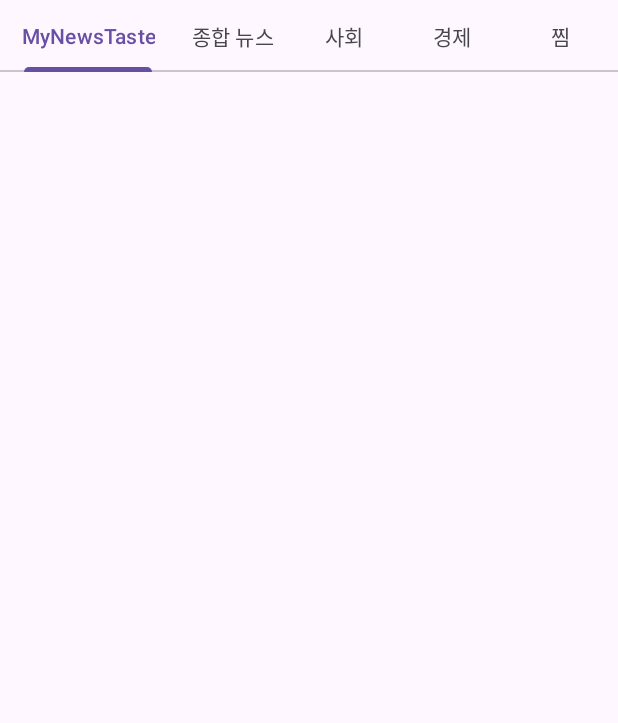
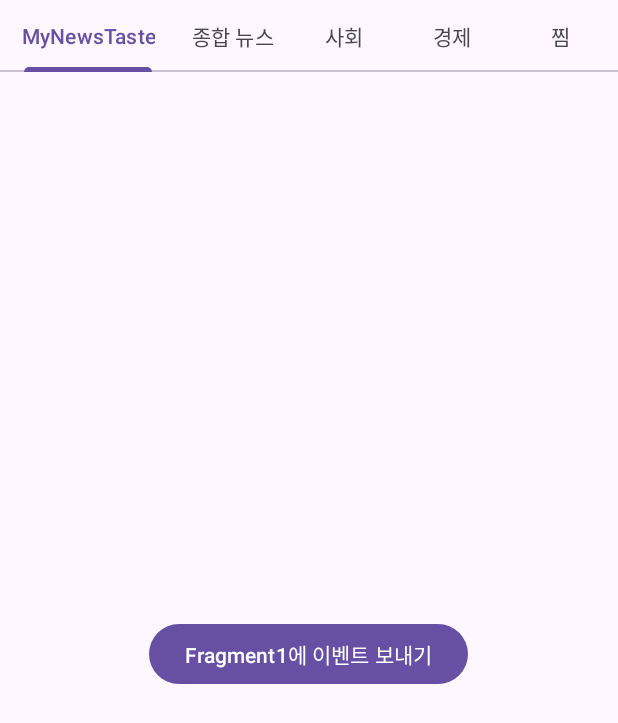
Before and after one commit to The-Kan/MyNewTaste, an Android app: the screen it shows after launch (MainActivity), on a phone screen of 412 x 824 dp. Shown: the top 723 px of the screen. Run offline under Robolectric (Android 15) with nearby library versions, the light colour scheme and no system bars.

Commit message:
:feature:main develop
Child fragment passes events to top fragment

```diff
--- a/app/src/main/java/com/devyd/mynewstaste/MainActivity.kt
+++ b/app/src/main/java/com/devyd/mynewstaste/MainActivity.kt
@@ -1,10 +1,13 @@
 package com.devyd.mynewstaste
 
 import android.os.Bundle
+import android.util.Log
 import androidx.activity.enableEdgeToEdge
 import androidx.appcompat.app.AppCompatActivity
 import androidx.core.view.ViewCompat
 import androidx.core.view.WindowInsetsCompat
+import androidx.navigation.NavController
+import androidx.navigation.fragment.NavHostFragment
 import com.devyd.main.ui.parent.MainParentFragment
 
 class MainActivity : AppCompatActivity() {
@@ -20,7 +23,17 @@ class MainActivity : AppCompatActivity() {
             insets
         }
 
+        val navHost =
+            supportFragmentManager.findFragmentById(R.id.nav_host_container) as NavHostFragment
+        val navController: NavController = navHost.navController
 
+        supportFragmentManager.setFragmentResultListener(
+            "NAV_TO_FEATURE3",
+            this
+        ) { _requestKey, _bundle ->
+            Log.i("Deok", "수신했나요?")
+           // navController.navigate(R.id.action_host_to_feature3)
+        }
 
 
     }
--- a/feature/main/src/main/java/com/devyd/main/ui/child/ArticleListFragment.kt
+++ b/feature/main/src/main/java/com/devyd/main/ui/child/ArticleListFragment.kt
@@ -1,6 +1,28 @@
 package com.devyd.main.ui.child
 
+import android.os.Bundle
+import android.view.View
+import android.widget.Button
+import androidx.core.os.bundleOf
 import androidx.fragment.app.Fragment
+import com.devyd.main.R
 
-class ArticleListFragment : Fragment(){
+class ArticleListFragment : Fragment(R.layout.fragment_articlelist) {
+    override fun onViewCreated(view: View, savedInstanceState: Bundle?) {
+        super.onViewCreated(view, savedInstanceState)
+
+
+        view.findViewById<Button>(R.id.btn_send_to_fragment1)
+            .setOnClickListener {
+                val dataBundle = bundleOf(
+                    "articleId" to 123,
+                    "articleTitle" to "안드로이드 모듈 통신"
+                )
+
+                requireActivity().supportFragmentManager.setFragmentResult(
+                    "NAV_TO_FEATURE3",
+                    dataBundle
+                )
+            }
+    }
 }
--- /dev/null
+++ b/feature/main/src/main/res/layout/fragment_articlelist.xml
@@ -0,0 +1,15 @@
+<?xml version="1.0" encoding="utf-8"?>
+<FrameLayout xmlns:android="http://schemas.android.com/apk/res/android"
+    android:id="@+id/article_list_container"
+    android:layout_width="match_parent"
+    android:layout_height="match_parent"
+    android:padding="16dp">
+
+    <Button
+        android:id="@+id/btn_send_to_fragment1"
+        android:layout_width="wrap_content"
+        android:layout_height="wrap_content"
+        android:text="Fragment1에 이벤트 보내기"
+        android:layout_gravity="center" />
+
+</FrameLayout>
```
